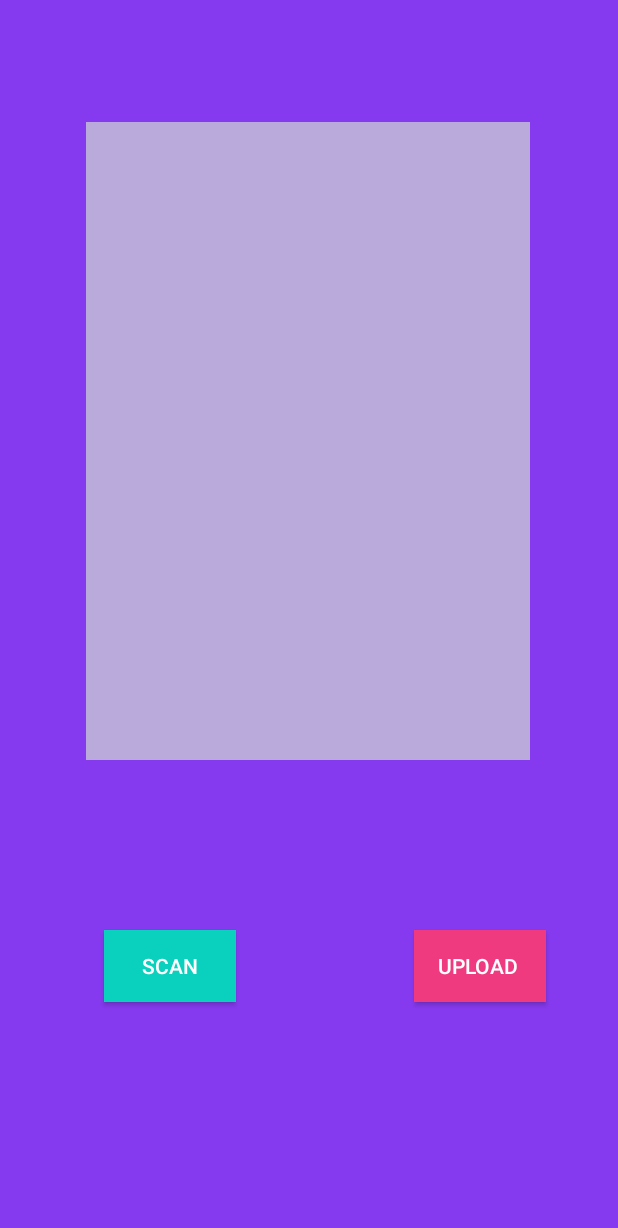
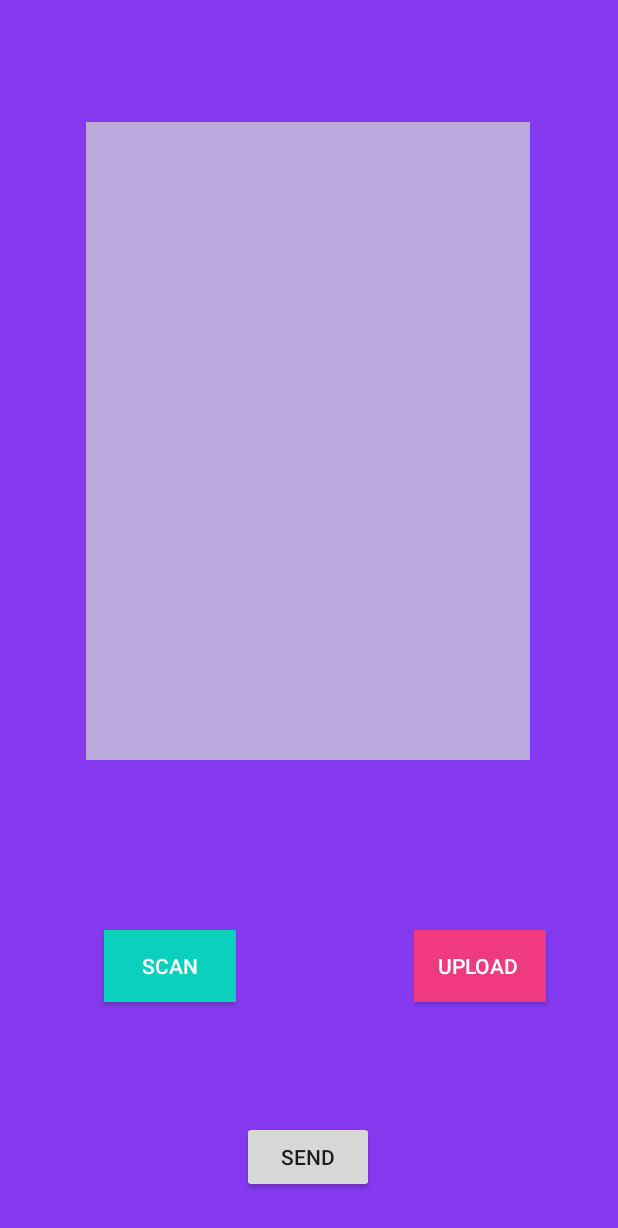
Before and after one commit to jofelgrepoUCSD/mathly_android, an Android app: the ScanImage screen opened directly, with no data from a screen before it, on a phone screen of 412 x 824 dp. Shown: the top 1228 px of the screen. Run offline under Robolectric (Android 15) with nearby library versions, the phone set to English and light mode, and no system bars; pictures from the network do not load.

```diff
--- /dev/null
+++ b/Mathly/app/src/main/java/com/example/mathly/data/remote/APIService.java
@@ -0,0 +1,21 @@
+package com.example.mathly.data.remote;
+import com.example.mathly.data.Post;
+import retrofit2.Call;
+import retrofit2.http.Body;
+import retrofit2.http.Field;
+import retrofit2.http.FormUrlEncoded;
+import retrofit2.http.POST;
+
+public interface APIService {
+
+
+    /** indicates we want to execute a POST request
+     *  the full URL will be
+     *  http://jsonplaceholder.typicode.com/posts
+     */
+
+    @POST("/posts")
+    @FormUrlEncoded
+    Call<Post> savePost(@Field("base64") String base64,
+                        @Field("userId") long userId);
+}
--- a/Mathly/app/src/main/res/layout/activity_scan_image2.xml
+++ b/Mathly/app/src/main/res/layout/activity_scan_image2.xml
@@ -47,5 +47,17 @@
         app:layout_constraintTop_toTopOf="parent"
         app:layout_constraintVertical_bias="0.799" />
 
+    <Button
+        android:id="@+id/send"
+        android:layout_width="wrap_content"
+        android:layout_height="wrap_content"
+        android:text="Send"
+        app:layout_constraintBottom_toBottomOf="parent"
+        app:layout_constraintEnd_toEndOf="parent"
+        app:layout_constraintHorizontal_bias="0.498"
+        app:layout_constraintStart_toStartOf="parent"
+        app:layout_constraintTop_toTopOf="parent"
+        app:layout_constraintVertical_bias="0.963" />
+
 
 </androidx.constraintlayout.widget.ConstraintLayout>
```
Also changed, not shown: Mathly/app/build.gradle (+8 -0 lines), Mathly/app/src/main/java/com/example/mathly/Api.java (added, +23 -0 lines), Mathly/app/src/main/java/com/example/mathly/Base64.java (deleted, +0 -7 lines), Mathly/app/src/main/java/com/example/mathly/ScanImage.java (+72 -10 lines), Mathly/app/src/main/java/com/example/mathly/data/Post.java (added, +41 -0 lines), Mathly/app/src/main/java/com/example/mathly/data/remote/ApiUtils.java (added, +14 -0 lines), Mathly/app/src/main/java/com/example/mathly/data/remote/RetrofitClient.java (added, +19 -0 lines).
